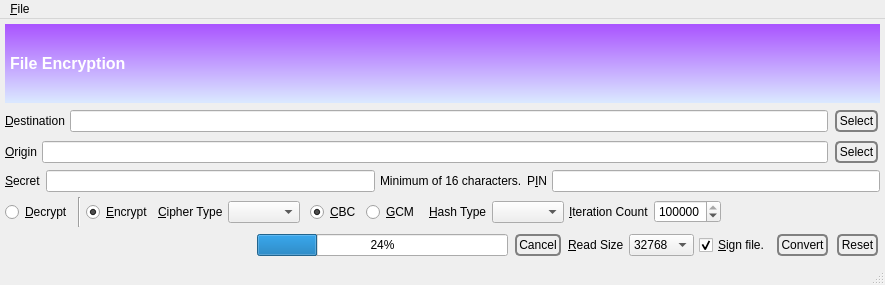
First picture: the form in branches/trunk/GoldBug-UI/encryptfile.ui, repository textbrowser/spot-on, before the edit.
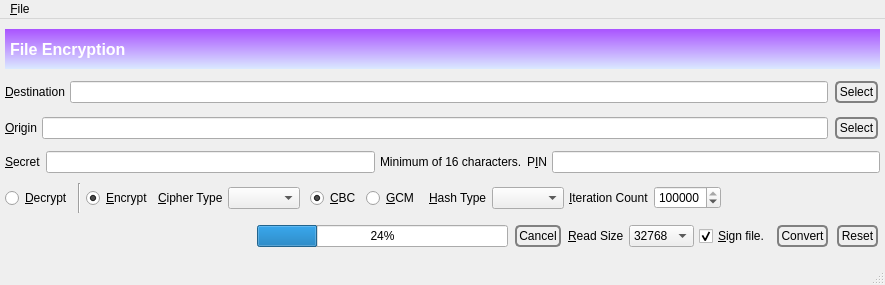
Second picture: the form after the edit. Icons and pictures are not drawn.

Commit message: Corrected Poptastic warning dialog appearance. Fixed header.

Diff of the .ui file:
```diff
--- a/branches/trunk/GoldBug-UI/encryptfile.ui
+++ b/branches/trunk/GoldBug-UI/encryptfile.ui
@@ -24,6 +24,12 @@
     </property>
     <item>
      <widget class="QLabel" name="label_10">
+      <property name="sizePolicy">
+       <sizepolicy hsizetype="Preferred" vsizetype="Fixed">
+        <horstretch>0</horstretch>
+        <verstretch>0</verstretch>
+       </sizepolicy>
+      </property>
       <property name="minimumSize">
        <size>
         <width>0</width>
```
The commit also changes 1 other file.
